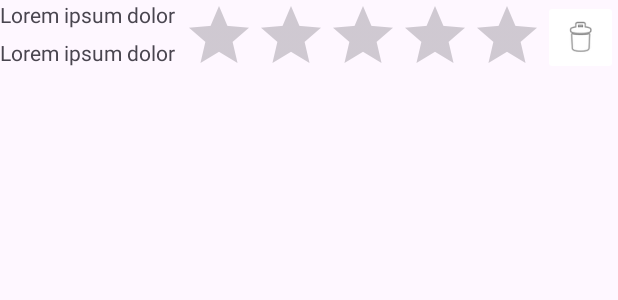
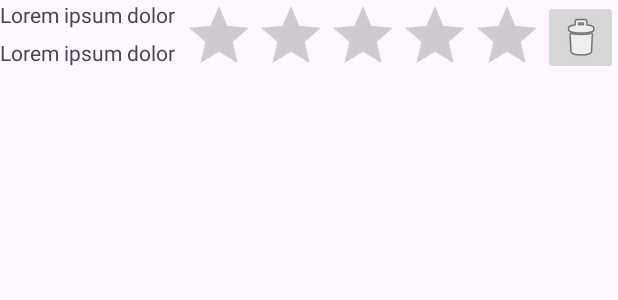
Before and after one commit to haseren4/K-Cup-Journal, an Android app: the layout kcup_list_view_layout.xml on its own in the app's theme, with its tools: preview values and no code run, on a phone screen of 412 x 824 dp. Shown: the top 300 px of the screen. Run offline under Robolectric (Android 15) with nearby library versions, the phone set to English and light mode, and no system bars.

Commit message:
Finished  - KCupListView: delete Button

```diff
--- a/app/src/main/res/layout/kcup_list_view_layout.xml
+++ b/app/src/main/res/layout/kcup_list_view_layout.xml
@@ -38,18 +38,13 @@
 
     <ImageButton
         android:id="@+id/imageButton"
-        style="@style/Widget.AppCompat.ImageButton"
         android:layout_width="50dp"
         android:layout_height="50dp"
-        android:adjustViewBounds="false"
-        android:backgroundTint="@color/white"
         android:contentDescription="Delete Button"
-        android:cropToPadding="false"
-        android:scaleType="fitCenter"
+        android:src="@android:drawable/ic_menu_delete"
         app:layout_constraintEnd_toEndOf="parent"
         app:layout_constraintTop_toTopOf="@+id/ratingBar2"
-        app:srcCompat="@android:drawable/ic_menu_delete"
-        tools:srcCompat="@android:drawable/ic_menu_delete" />
+        />
 
 
 </androidx.constraintlayout.widget.ConstraintLayout>
```
